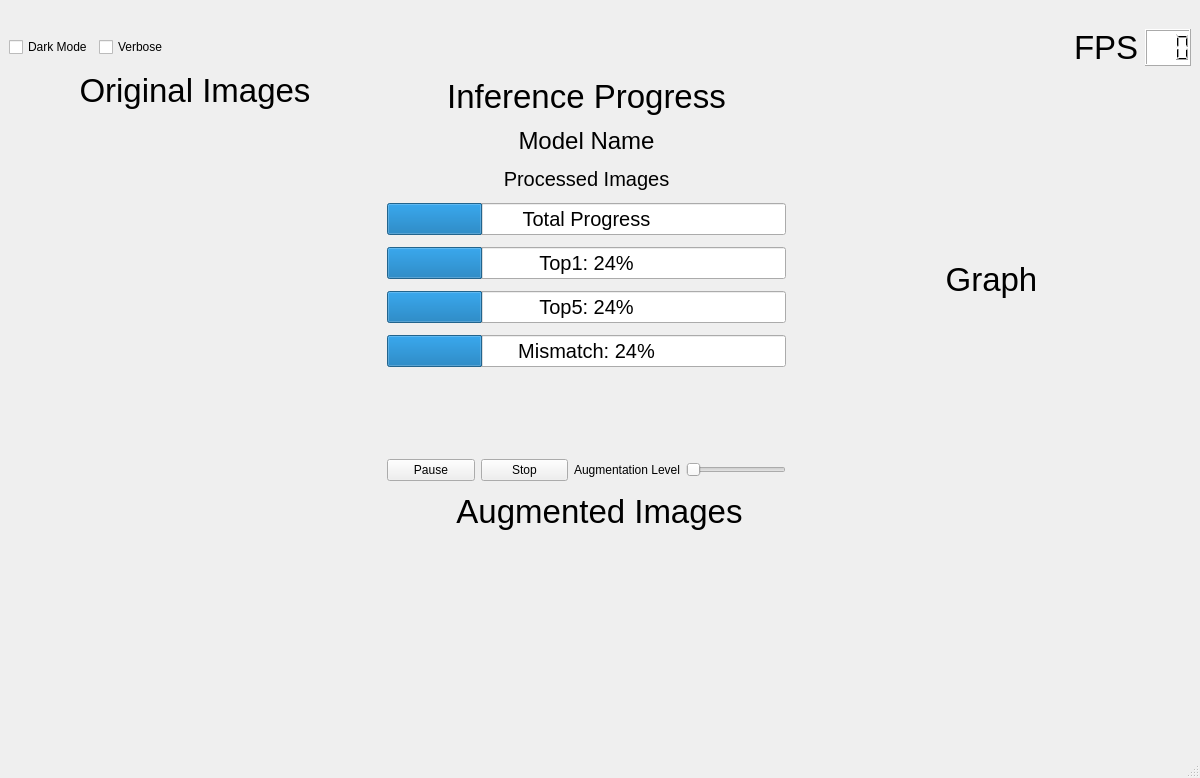
This is inference_viewer.ui in kiritigowda/MIVisionX-Validation-Tool as Qt 5 draws it before an edit. The edited form follows.
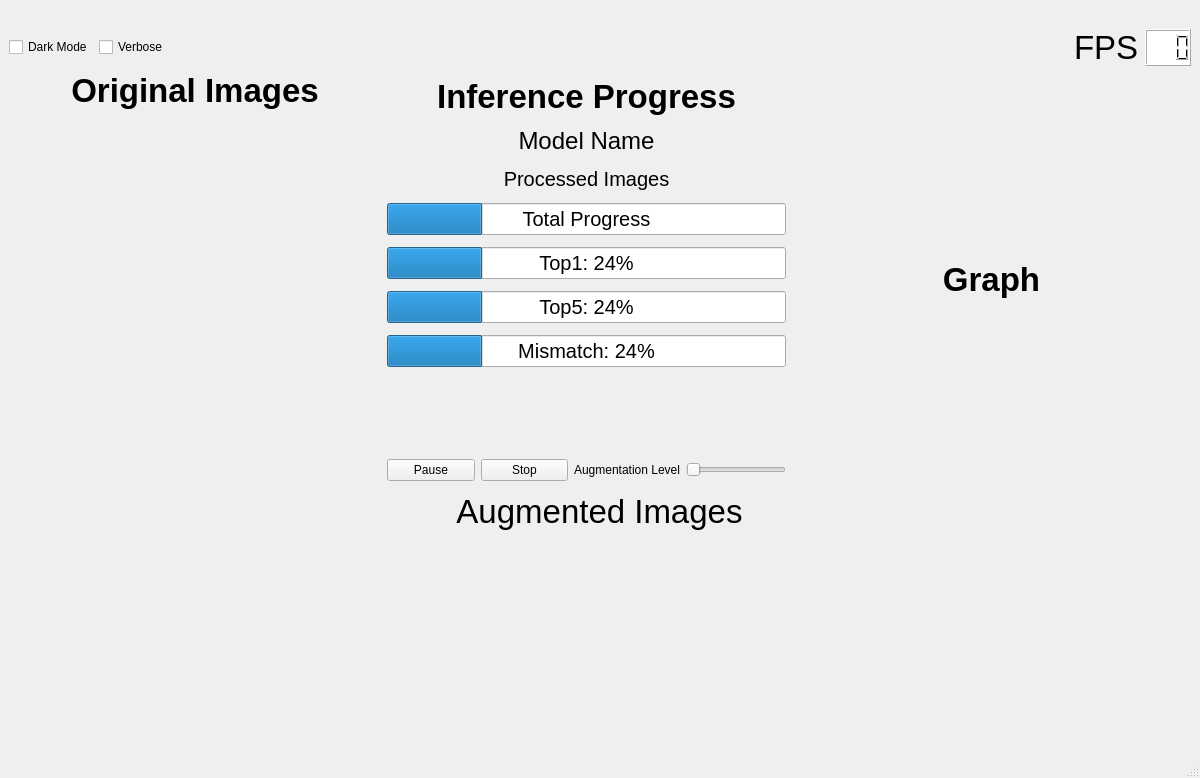
This is the edited form. Icons and pictures are not drawn.

```diff
--- a/inference_viewer.ui
+++ b/inference_viewer.ui
@@ -157,9 +157,9 @@
           <property name="font">
            <font>
             <pointsize>25</pointsize>
-            <weight>50</weight>
+            <weight>75</weight>
             <italic>false</italic>
-            <bold>false</bold>
+            <bold>true</bold>
             <strikeout>false</strikeout>
             <kerning>true</kerning>
            </font>
@@ -362,6 +362,8 @@
           <property name="font">
            <font>
             <pointsize>25</pointsize>
+            <weight>75</weight>
+            <bold>true</bold>
            </font>
           </property>
           <property name="text">
@@ -609,6 +611,8 @@
           <property name="font">
            <font>
             <pointsize>25</pointsize>
+            <weight>75</weight>
+            <bold>true</bold>
            </font>
           </property>
           <property name="text">
```
